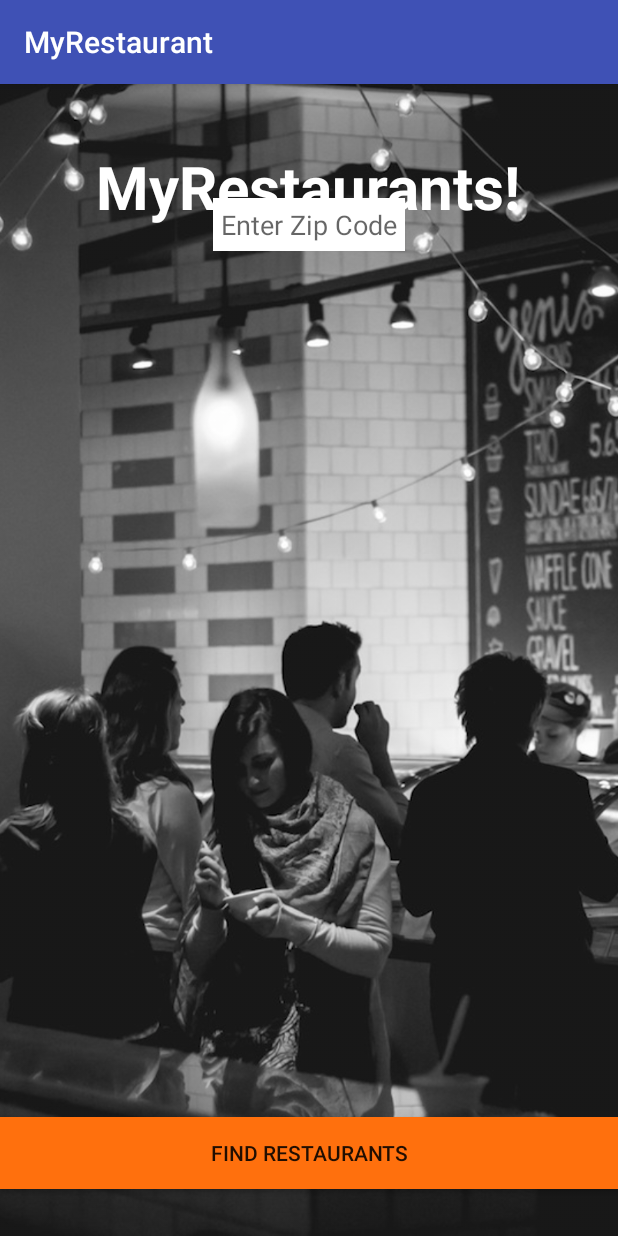
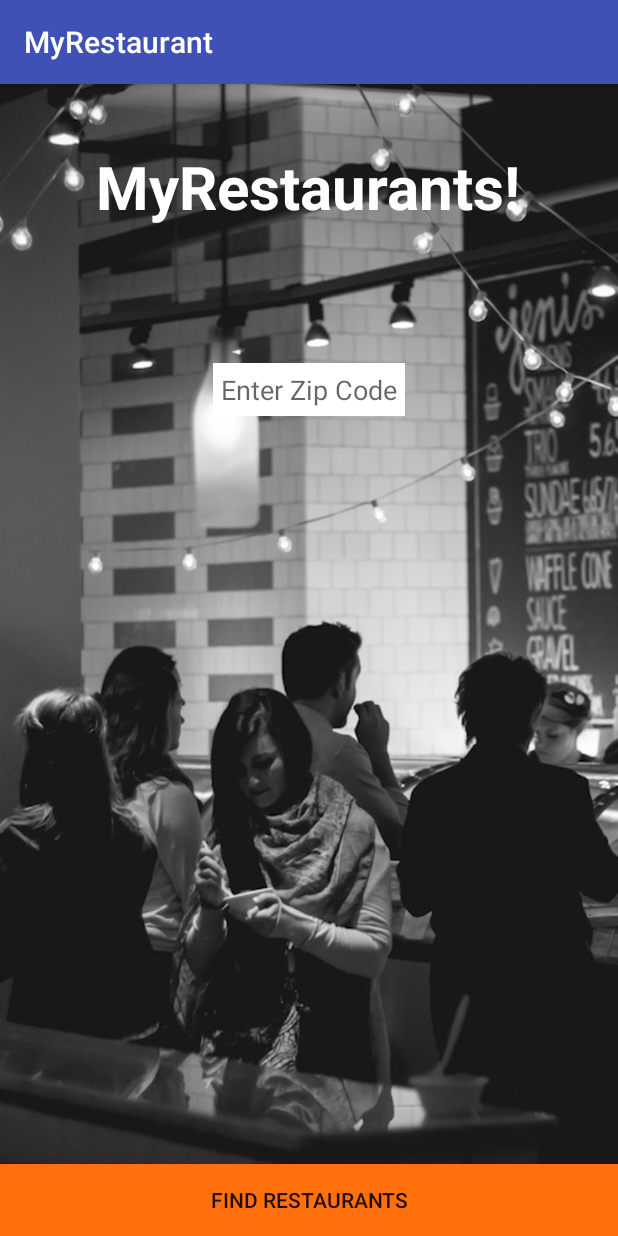
Before and after one commit to chalmie/MyRestaurantAndroid, an Android app: the screen it shows after launch (MainActivity), on a phone screen of 412 x 824 dp. Run offline under Robolectric (Android 15) with nearby library versions, the phone set to English and light mode, and no system bars.

```diff
--- a/app/src/main/res/layout/activity_main.xml
+++ b/app/src/main/res/layout/activity_main.xml
@@ -33,10 +33,10 @@
         android:layout_height="wrap_content"
         android:text="Find Restaurants"
         android:id="@+id/findRestaurantsButton"
+        android:background="#FF700D"
         android:layout_alignParentBottom="true"
-        android:layout_centerHorizontal="true"
-        android:layout_marginBottom="31dp"
-        android:background="#FF700D" />
+        android:layout_alignLeft="@+id/imageView"
+        android:layout_alignStart="@+id/imageView" />
 
     <EditText
         android:layout_width="wrap_content"
@@ -45,9 +45,8 @@
         android:background="#fff"
         android:padding="5dp"
         android:hint="Enter Zip Code"
-        android:layout_below="@+id/textView"
         android:layout_centerHorizontal="true"
-        android:layout_marginTop="76dp" />
+        android:layout_marginTop="186dp" />
 
 
 </RelativeLayout>
```
Also changed, not shown: app/build.gradle (+8 -0 lines), 1 other file.
